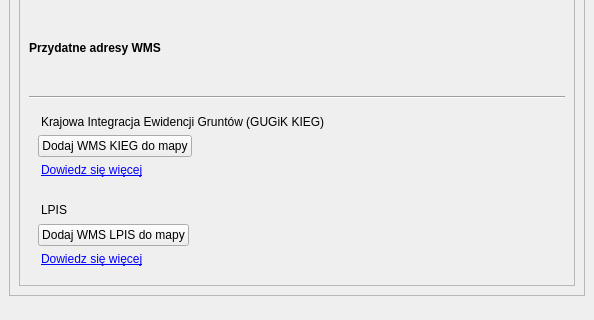
The window that gissupport_plugin/modules/uldk/plugin_dockwidget_base.ui (gis-support/gis-support-plugin) describes before a commit, drawn with Qt 5; both pictures show x 0 to 594 and y 396 to 716 of the 594 by 716 pixel window.
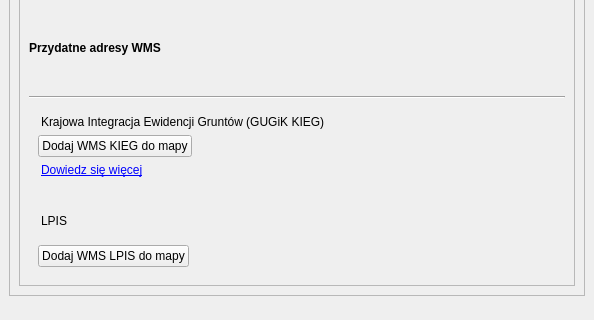
The same window after the commit.

Commit message: zmiana linku w "Dowiedz się więcej" przy wms kieg; usunięcie "Dowiedz się więcej" przy wms lpis

```diff
--- a/gissupport_plugin/modules/uldk/plugin_dockwidget_base.ui
+++ b/gissupport_plugin/modules/uldk/plugin_dockwidget_base.ui
@@ -391,31 +391,6 @@
                 </property>
                </widget>
               </item>
-              <item>
-               <widget class="QLabel" name="label_5">
-                <property name="maximumSize">
-                 <size>
-                  <width>16777215</width>
-                  <height>50</height>
-                 </size>
-                </property>
-                <property name="text">
-                 <string>&lt;html&gt;&lt;head/&gt;&lt;body&gt;&lt;p&gt;&lt;a href=&quot;https://gis-support.pl/aktualne-dane-ewidencyjne-z-ponad-300-powiatow-w-jednej-usludze-wms-tak-w-polsce/&quot;&gt;&lt;span style=&quot; text-decoration: underline; color:#0000ff;&quot;&gt;Dowiedz się więcej&lt;/span&gt;&lt;/a&gt;&lt;/p&gt;&lt;/body&gt;&lt;/html&gt;</string>
-                </property>
-                <property name="textFormat">
-                 <enum>Qt::RichText</enum>
-                </property>
-                <property name="wordWrap">
-                 <bool>true</bool>
-                </property>
-                <property name="indent">
-                 <number>3</number>
-                </property>
-                <property name="openExternalLinks">
-                 <bool>true</bool>
-                </property>
-               </widget>
-              </item>
              </layout>
             </widget>
            </item>
```
Left out of the diff: 2 changed lines with no effect on the pictures.
